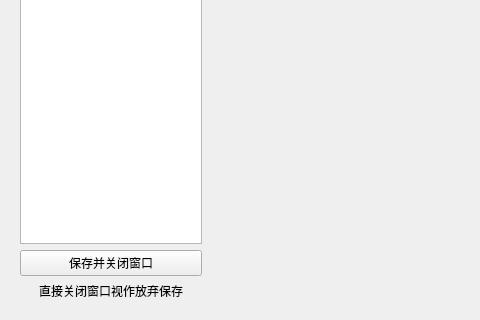
First picture: the form in widget/TranslateGlossary.ui, repository mangofanfan/FanTools, before the edit; both pictures show x 0 to 480 and y 276 to 596 of the 957 by 596 pixel window.
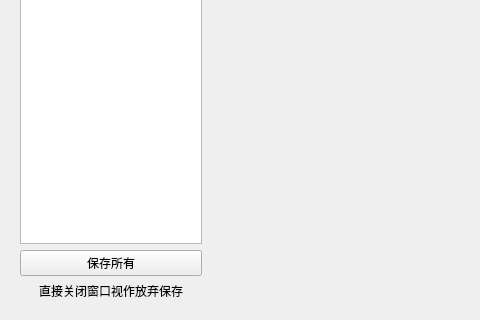
Second picture: the form after the edit. Custom widgets are drawn as their Qt base class.

Commit message: 术语表框架，表格组件右键菜单完善

Diff of the .ui file:
```diff
--- a/widget/TranslateGlossary.ui
+++ b/widget/TranslateGlossary.ui
@@ -38,7 +38,7 @@
       <item>
        <widget class="PrimaryPushButton" name="PrimaryPushButton_SaveAndClose">
         <property name="text">
-         <string>保存并关闭窗口</string>
+         <string>保存所有</string>
         </property>
        </widget>
       </item>
```
Left out of the diff: 2 changed lines with no effect on the pictures. The commit also changes 2 other files.
